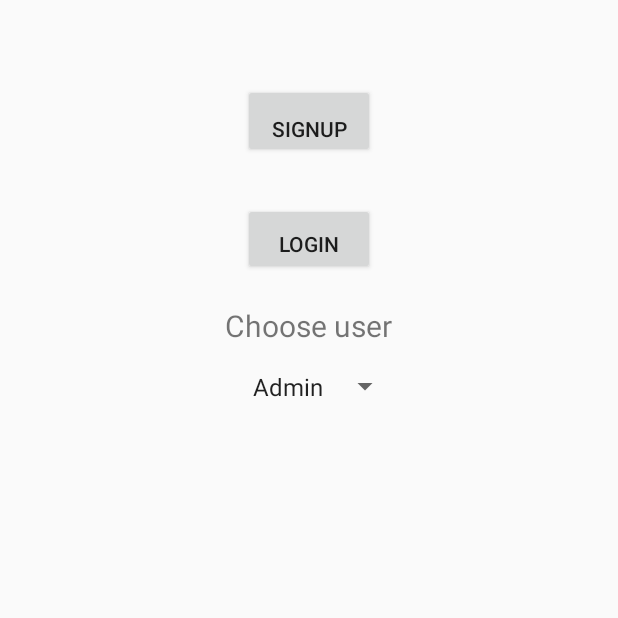
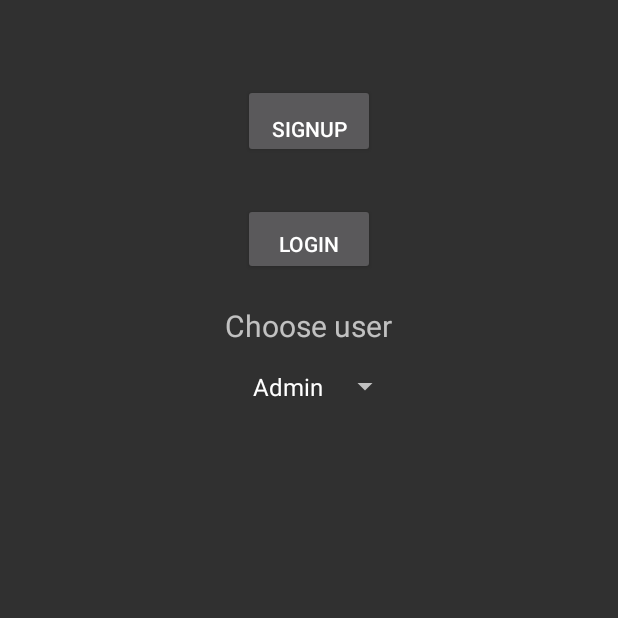
Before and after one commit to AnvilCode/Mappr, an Android app: the screen it shows after launch (MainActivity), on a phone screen of 412 x 824 dp, the top half of it. Run offline under Robolectric (Android 15) with nearby library versions, the phone set to English and light mode, and no system bars.

```diff
--- a/app/src/main/res/values/styles.xml
+++ b/app/src/main/res/values/styles.xml
@@ -1,7 +1,7 @@
 <resources>
 
     <!-- Base application theme. -->
-    <style name="AppTheme" parent="Theme.AppCompat.Light.NoActionBar">
+    <style name="AppTheme" parent="Theme.AppCompat.NoActionBar">
         <!-- Customize your theme here. -->
         <item name="colorPrimary">@color/colorPrimary</item>
         <item name="colorPrimaryDark">@color/colorPrimaryDark</item>
```
Also changed, not shown: app/src/main/res/layout/admin_activity.xml (+9 -1 lines).
